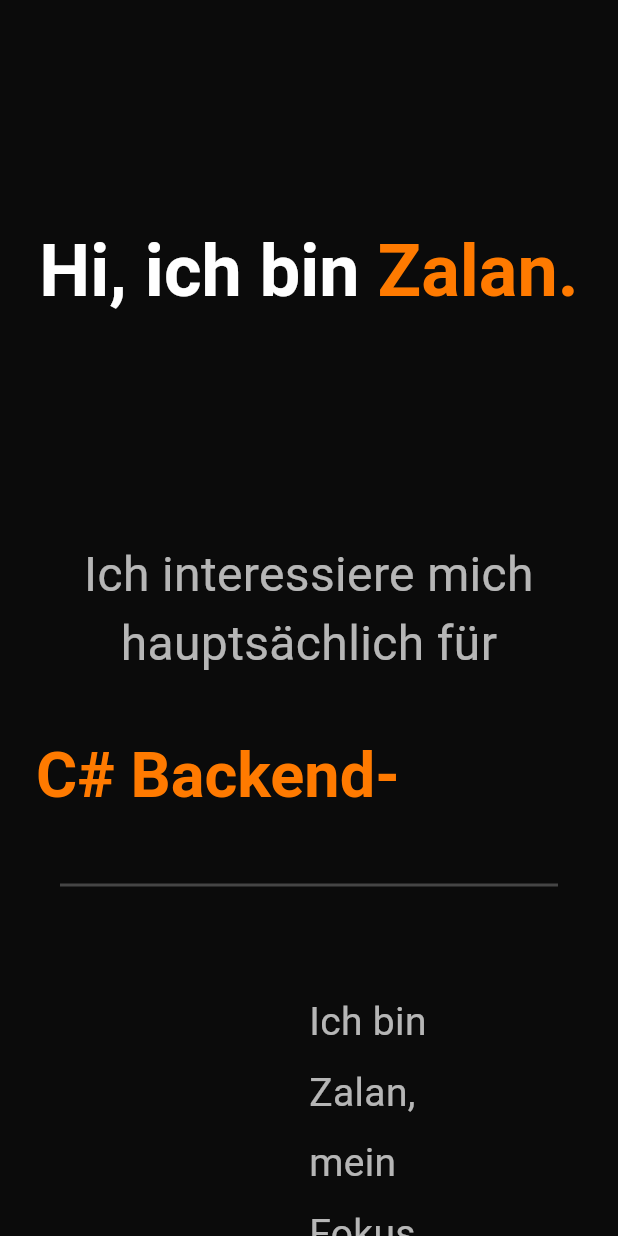
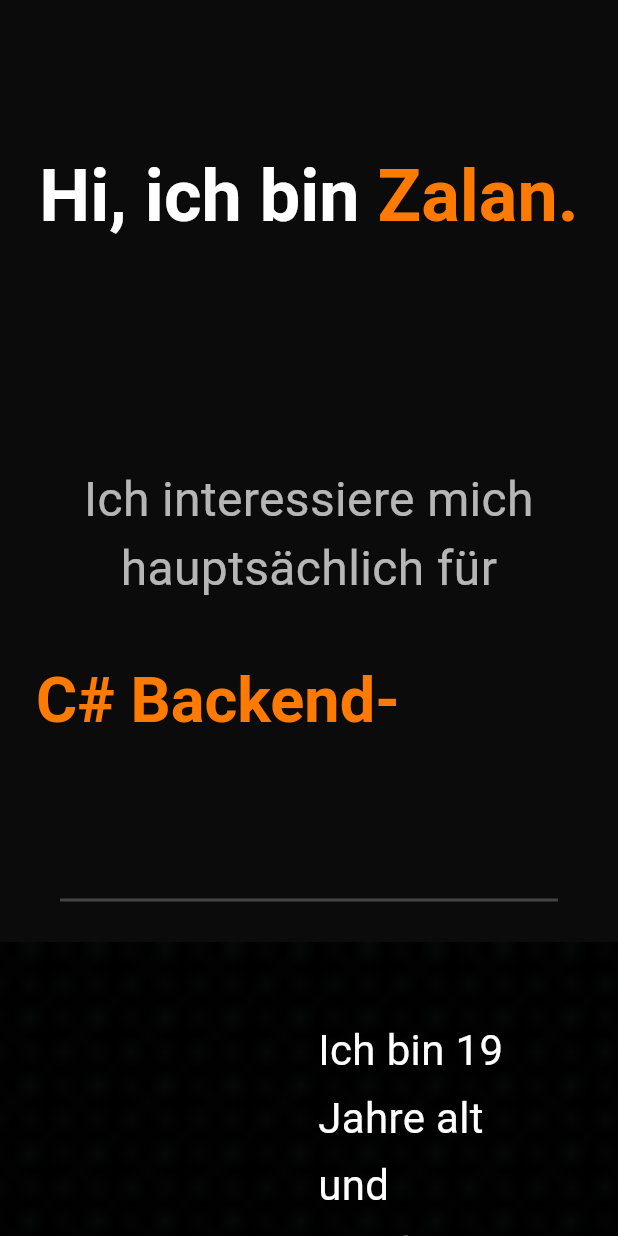
Before and after one commit to Zalanx/zalanx.github.io, a Flutter app: the screen it shows after launch, on a phone screen of 412 x 824 dp. Run offline on Flutter 3.47's test engine with Material 3 defaults, Android fonts, the light colour scheme and no system bars; drawn by our look-alikes of animated_text_kit; our stand-ins replace gap.

Commit message:
added all widgets and finished

```diff
--- a/lib/HomePage.dart
+++ b/lib/HomePage.dart
@@ -2,7 +2,10 @@ import 'package:flutter/material.dart';
 import 'package:gap/gap.dart';
 import 'package:zalan_portfolio/Widgets/AboutMe.dart';
 import 'package:zalan_portfolio/Widgets/Animation.dart';
+import 'package:zalan_portfolio/Widgets/Footer.dart';
 import 'package:zalan_portfolio/Widgets/Header.dart';
+import 'package:zalan_portfolio/Widgets/PersonalSection.dart';
+import 'package:zalan_portfolio/Widgets/Skills.dart';
 
 class HomePage extends StatelessWidget {
   const HomePage({super.key});
@@ -15,18 +18,32 @@ class HomePage extends StatelessWidget {
         child: Column(
           mainAxisAlignment: MainAxisAlignment.start,
           children: const [
-            Gap(80),
+            Gap(30),
             Header(),
             Gap(80),
             AnimationWidget(),
-            Gap(40),
+            Gap(100),
             Divider(
               color: Colors.white24,
               thickness: 2,
               indent: 40,
               endIndent: 40,
             ),
+            Gap(20),
             AboutMe(),
+            Gap(20),
+            Divider(
+              color: Colors.white24,
+              thickness: 2,
+              indent: 40,
+              endIndent: 40,
+            ),
+            Gap(20),
+            Skills(),
+            Gap(40),
+            PersonalSection(),
+            Gap(80),
+            Footer(),
           ],
         ),
       ),
--- a/lib/Widgets/AboutMe.dart
+++ b/lib/Widgets/AboutMe.dart
@@ -1,49 +1,71 @@
 import 'package:flutter/material.dart';
-import 'package:zalan_portfolio/Colors/MyColors.dart';
+import 'package:gap/gap.dart';
 
 class AboutMe extends StatelessWidget {
   const AboutMe({super.key});
 
   @override
   Widget build(BuildContext context) {
-    return Padding(
-      padding: const EdgeInsets.symmetric(horizontal: 80, vertical: 60),
+    return Container(
+      width: double.infinity,
+      padding: const EdgeInsets.symmetric(horizontal: 60, vertical: 50),
+      decoration: const BoxDecoration(
+        image: DecorationImage(
+          image: AssetImage('assets/aboutMeBackground.gif'),
+          fit: BoxFit.cover,
+          repeat: ImageRepeat.repeat,
+        ),
+      ),
       child: Row(
         mainAxisAlignment: MainAxisAlignment.center,
         children: [
           const Expanded(
-            flex: 2,
+            flex: 1,
+            child: Align(
+              alignment: Alignment.center,
               child: Text(
-              'Über mich',
-              textAlign: TextAlign.center,
+                "Über mich",
+                textAlign: TextAlign.left,
                 style: TextStyle(
-                fontSize: 48,
+                  fontSize: 38,
                   fontWeight: FontWeight.bold,
-                color: Mycolors.primaryOrange,
+                  color: Colors.white,
                 ),
               ),
             ),
-          Expanded(
-              flex: 1,
-            child: SizedBox(
-                height: 400,
+          ),
+          const Gap(30),
+          SizedBox(
+            height: 300,
             child: VerticalDivider(
-              color: Colors.white24,
-                  thickness: 2,
-                  indent: 40,
-                  endIndent: 40,
+              width: 2,
+              color: Colors.white,
             ),
           ),
+          const Gap(50),
+          const Expanded(
+            flex: 2,
+            child: Column(
+              children: [
+                Text(
+                  "Ich bin 19 Jahre alt und mache eine Ausbildung zum Fachinformatiker für Anwendungsentwicklung. In meiner Freizeit beschäftige ich mich hin und wieder mit der Softwareentwicklung.",
+                  style: TextStyle(
+                    fontSize: 28,
+                    color: Colors.white,
+                    height: 1.6,
                   ),
-          const Expanded(
-            flex: 3,
-            child: Text(
-              "Ich bin Zalan, mein Fokus liegt auf Backend-Entwicklung, gleichzeitig arbeite ich gerne im Frontend. Ich habe Freude daran, neue Technologien zu entdecken und mich kontinuierlich weiterzuentwickeln.",
+                ),
+                Gap(40),
+                Text(
+                  "Mein Fokus liegt auf der Backend-Entwicklung, gleichzeitig arbeite ich gerne im Frontend. "
+                  "Ich habe Freude daran, neue Technologien zu entdecken und mich kontinuierlich weiterzuentwickeln.",
                   style: TextStyle(
-                fontSize: 26,
-                color: Colors.white70,
-                height: 1.8,
+                    fontSize: 28,
+                    color: Colors.white,
+                    height: 1.6,
                   ),
+                ),
+              ],
             ),
           ),
         ],
```
Also changed, not shown: lib/Widgets/Footer.dart (added, +111 -0 lines), lib/Widgets/PersonalSection.dart (added, +126 -0 lines), lib/Widgets/Skills.dart (added, +126 -0 lines), pubspec.yaml (+5 -67 lines), assets/aboutMeBackground.gif (added), pubspec.lock, 5 other files. Lines whose indentation alone changed are shown as unchanged.
